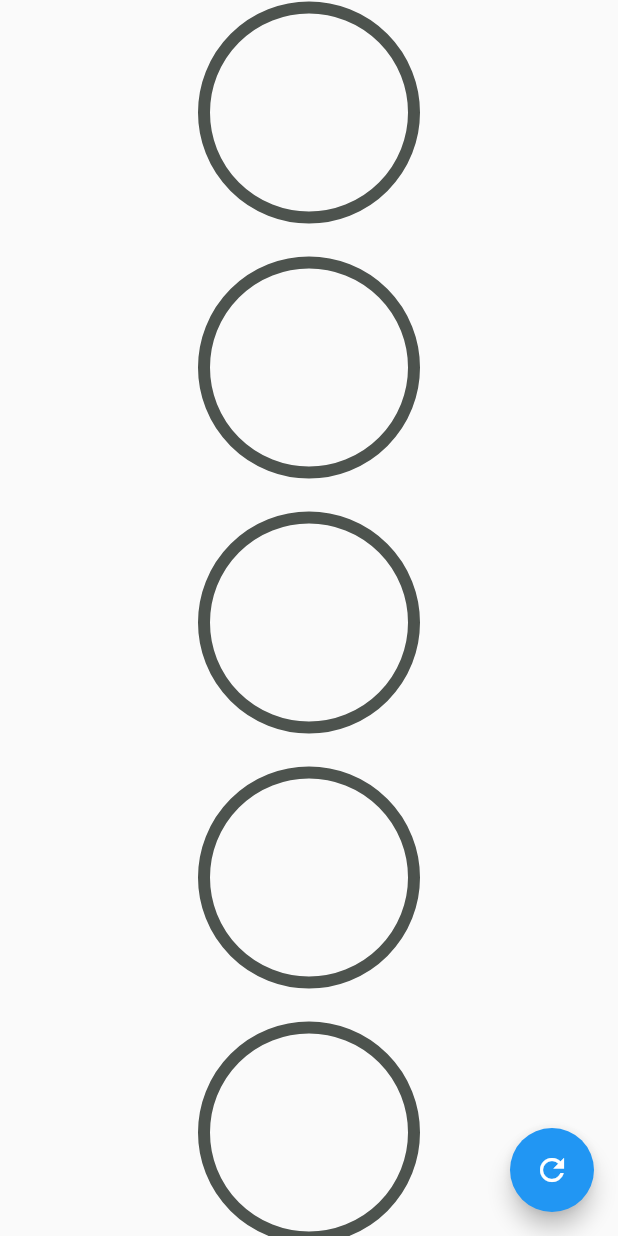
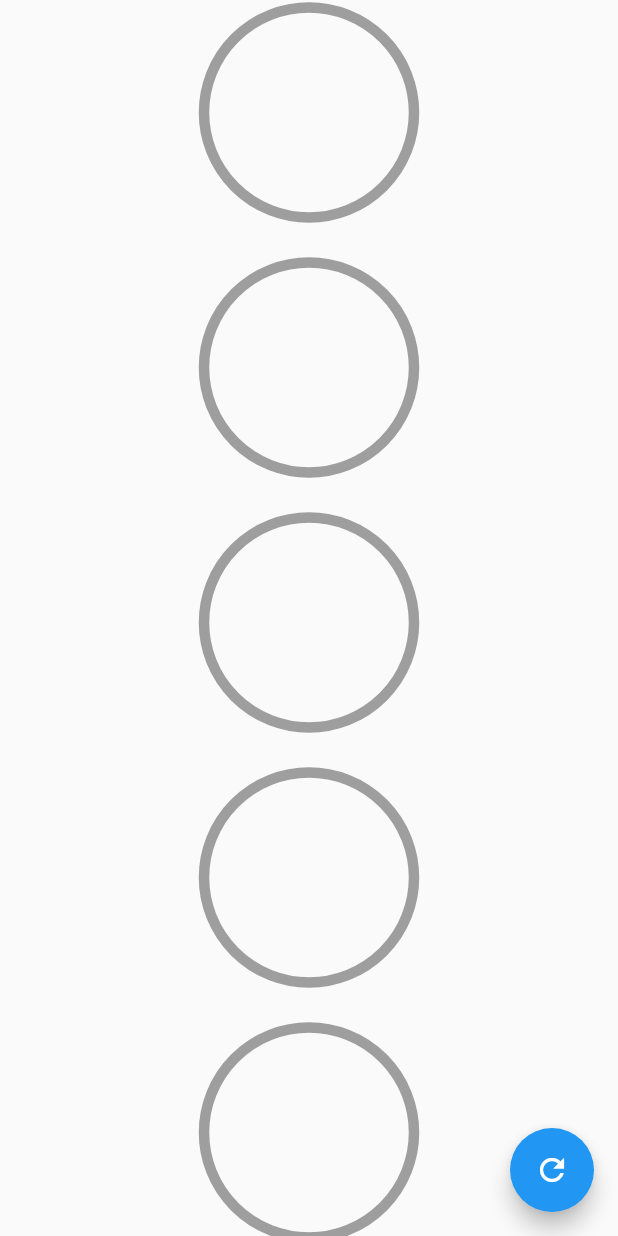
Before and after one commit to jazminasaleh/custom_painter_flutter, a Flutter app: the screen it shows after launch, on a phone screen of 412 x 824 dp. Run offline on Flutter 3.47's test engine with Material 2 defaults, Android fonts, the phone set to English and light mode, and no system bars.

```diff
--- a/lib/src/pages/graficas_circulares_pages.dart
+++ b/lib/src/pages/graficas_circulares_pages.dart
@@ -24,39 +24,55 @@ class _GraficasCircualresPageState extends State<GraficasCircualresPage> {
             });
           }),
       body: Column(mainAxisAlignment: MainAxisAlignment.center, children: [
-
         Row(
           mainAxisAlignment: MainAxisAlignment.spaceAround,
           children: [
-            CustomRadialProgress(porcentaje: porcentaje, color: Color.fromARGB(255, 252, 22, 5)),
+            CustomRadialProgress(
+                porcentaje: porcentaje, color: Color.fromARGB(255, 252, 22, 5), colorS: Colors.white,),
           ],
         ),
-          SizedBox(height: 20,),
+        SizedBox(
+          height: 20,
+        ),
         Row(
           mainAxisAlignment: MainAxisAlignment.spaceAround,
           children: [
-           CustomRadialProgress(porcentaje: porcentaje, color: Color.fromARGB(255, 5, 249, 13)),
+            CustomRadialProgress(
+                porcentaje: porcentaje, color: Color.fromARGB(255, 5, 249, 13), colorS: Colors.red,),
           ],
         ),
-        SizedBox(height: 20,),
+        SizedBox(
+          height: 20,
+        ),
         Row(
           mainAxisAlignment: MainAxisAlignment.spaceAround,
           children: [
-            CustomRadialProgress(porcentaje: porcentaje, color: Color.fromARGB(255, 251, 3, 86)),
+            CustomRadialProgress(
+                porcentaje: porcentaje, color: Color.fromARGB(255, 251, 3, 86), colorS: Color.fromARGB(255, 86, 86, 86),),
           ],
         ),
-           SizedBox(height: 20,),
+        SizedBox(
+          height: 20,
+        ),
         Row(
           mainAxisAlignment: MainAxisAlignment.spaceAround,
           children: [
-           CustomRadialProgress(porcentaje: porcentaje, color: Color.fromARGB(255, 1, 136, 247),),
+            CustomRadialProgress(
+              porcentaje: porcentaje,
+              color: Color.fromARGB(255, 1, 136, 247), colorS: Colors.brown,
+            ),
           ],
         ),
-             SizedBox(height: 20,),
+        SizedBox(
+          height: 20,
+        ),
         Row(
           mainAxisAlignment: MainAxisAlignment.spaceAround,
           children: [
-           CustomRadialProgress(porcentaje: porcentaje, color: Color.fromARGB(255, 239, 247, 1),),
+            CustomRadialProgress(
+              porcentaje: porcentaje,
+              color: Color.fromARGB(255, 239, 247, 1), colorS: Colors.deepOrange,
+            ),
           ],
         ),
       ]),
@@ -66,9 +82,11 @@ class _GraficasCircualresPageState extends State<GraficasCircualresPage> {
 
 class CustomRadialProgress extends StatelessWidget {
   final Color color;
+  final Color colorS;
   const CustomRadialProgress({
-
-    required this.porcentaje, required this.color,
+    required this.porcentaje,
+    required this.color,
+    required this.colorS,
   });
 
   final double porcentaje;
@@ -81,9 +99,9 @@ class CustomRadialProgress extends StatelessWidget {
       child: RadialProgress(
           porcenataje: porcentaje,
           colorPrimario: color,
-          colorSecundario: Color.fromARGB(255, 77, 83, 78),
-          grosorSecundario: 8,
-          grosorPrimario: 10),
+          colorSecundario: colorS,
+          grosorSecundario: 7,
+          grosorPrimario: 10, colorFondo: Colors.grey,),
     );
   }
 }
--- a/lib/src/widgets/radial_progress.dart
+++ b/lib/src/widgets/radial_progress.dart
@@ -6,14 +6,15 @@ class RadialProgress extends StatefulWidget {
   final porcenataje;
   final Color colorPrimario;
   final Color colorSecundario;
+  final Color colorFondo;
   final double grosorSecundario;
-   final double grosorPrimario;
+  final double grosorPrimario;
   const RadialProgress(
       {required this.porcenataje,
       this.colorPrimario = Colors.pink,
       this.colorSecundario = Colors.grey,
       this.grosorSecundario = 8.0,
-      this.grosorPrimario = 10.0});
+      this.grosorPrimario = 10.0, required this.colorFondo});
 
   @override
   State<RadialProgress> createState() => _RadialProgressState();
@@ -69,7 +70,8 @@ class _RadialProgressState extends State<RadialProgress>
                   widget.colorPrimario,
                   widget.colorSecundario,
                   widget.grosorSecundario,
-                  widget.grosorPrimario)),
+                  widget.grosorPrimario,
+                  widget.colorFondo)),
         );
       },
     );
@@ -81,20 +83,28 @@ class _MiRadialProgress extends CustomPainter {
   final porcentaje;
   final Color colorPrimario;
   final Color colorSecundario;
+   final Color colorFondo;
   final double grosorSecundario;
   final double grosorPrimario;
-  _MiRadialProgress(this.colorPrimario, this.colorSecundario, this.grosorSecundario, this.grosorPrimario,
+  _MiRadialProgress(this.colorPrimario, this.colorSecundario,
+      this.grosorSecundario, this.grosorPrimario, this.colorFondo,
       {this.porcentaje});
 
   @override
   void paint(Canvas canvas, Size size) {
-    //*Porcentaje con el que se va llenando el circulo
-
+    final Rect rect = new Rect.fromCircle(center: Offset(50, 0), radius: 180);
+    //*Para que tenga un gradinete de dos colores
+    //*Y si se quiere sin gradinete se quita esto del gradiente y se decomenta la linea de abajo del color
+    final Gradient gradinete = new LinearGradient(
+        colors: <Color>[
+          colorPrimario,
+          colorSecundario,
+          ]);
     //?Lapiz, el ancho, color y si es relleno o solo linea
     //*Circulo completado
     final paint = new Paint()
       ..strokeWidth = grosorSecundario
-      ..color = colorSecundario
+      ..color = colorFondo
       ..style = PaintingStyle.stroke;
     final center = new Offset(size.width * 0.5, size.height / 2);
     final radio = min(size.width * 0.5, size.height * 0.5);
@@ -103,7 +113,9 @@ class _MiRadialProgress extends CustomPainter {
     //*Arco
     final paintArco = new Paint()
       ..strokeWidth = grosorPrimario
-      ..color = colorPrimario
+      ..strokeCap = StrokeCap.round
+      //..color = colorPrimario
+      ..shader = gradinete.createShader(rect)
       ..style = PaintingStyle.stroke;
     //*Parte que se va a ir llenando
     //* 2*pi es el circulo completo
```
